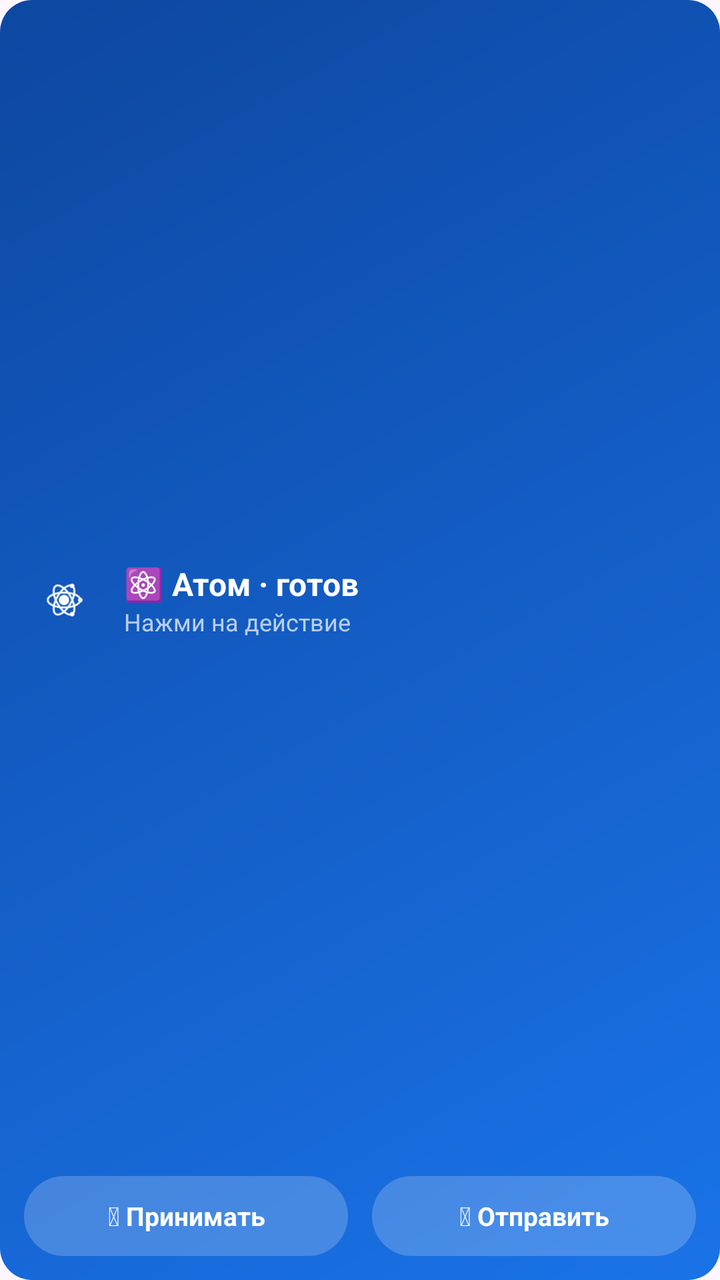
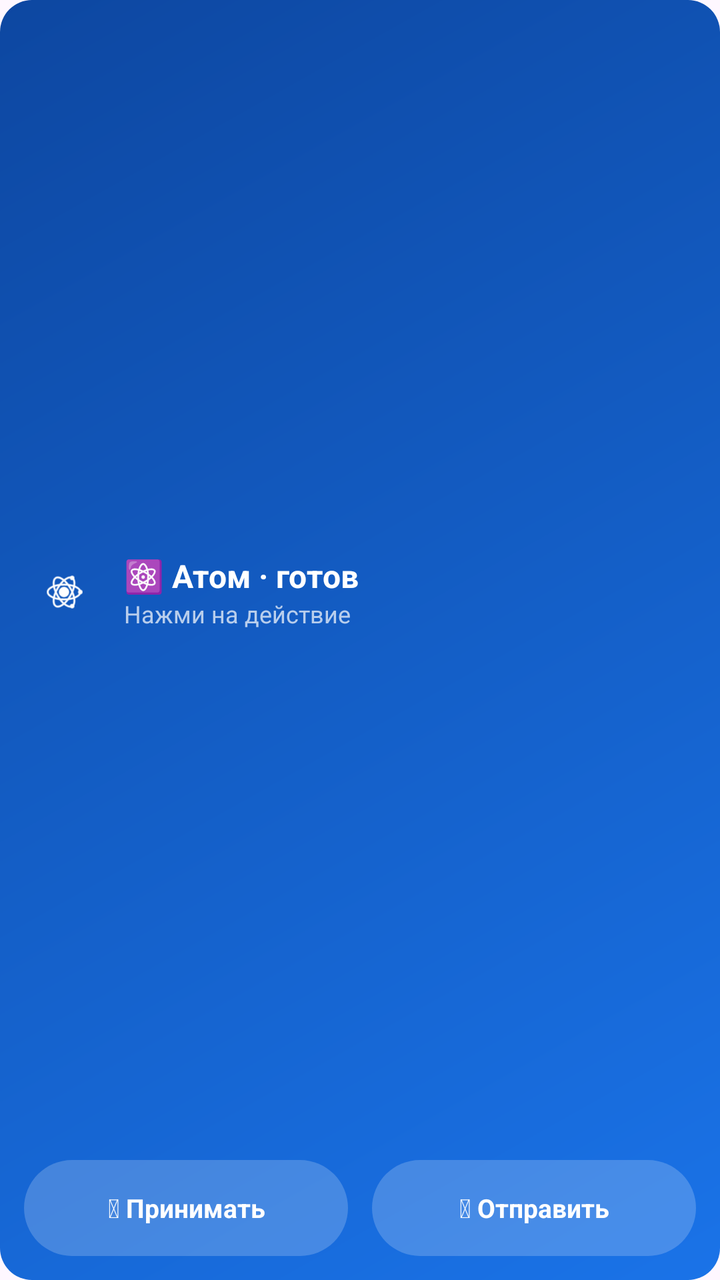

Compare the two renders of this Android layout. The source of the first and the diff that turns it into the second are given below.
<!-- AndroidManifest.xml: application theme Theme.Atom.Main -->
<!-- res/layout/widget_atom.xml -->
<?xml version="1.0" encoding="utf-8"?>
<LinearLayout xmlns:android="http://schemas.android.com/apk/res/android"
    android:id="@+id/widget_root"
    android:layout_width="match_parent"
    android:layout_height="match_parent"
    android:orientation="vertical"
    android:padding="12dp"
    android:background="@drawable/widget_bg">

    <LinearLayout
        android:id="@+id/top_row"
        android:layout_width="match_parent"
        android:layout_height="0dp"
        android:layout_weight="1"
        android:orientation="horizontal"
        android:gravity="center_vertical">

        <ImageView
            android:id="@+id/icon_atom"
            android:layout_width="40dp"
            android:layout_height="40dp"
            android:src="@drawable/ic_launcher_foreground"
            android:contentDescription="Atom" />

        <LinearLayout
            android:layout_width="0dp"
            android:layout_height="wrap_content"
            android:layout_weight="1"
            android:layout_marginStart="10dp"
            android:orientation="vertical">

            <TextView
                android:id="@+id/title"
                android:layout_width="match_parent"
                android:layout_height="wrap_content"
                android:text="&#x269B;&#xFE0F; Атом · готов"
                android:textColor="#FFFFFF"
                android:textSize="16sp"
                android:textStyle="bold"
                android:maxLines="1"
                android:ellipsize="end" />

            <TextView
                android:id="@+id/subtitle"
                android:layout_width="match_parent"
                android:layout_height="wrap_content"
                android:text="Нажми на действие"
                android:textColor="#B3FFFFFF"
                android:textSize="12sp"
                android:maxLines="1"
                android:ellipsize="end" />
        </LinearLayout>
    </LinearLayout>

    <ProgressBar
        android:id="@+id/progress"
        style="?android:attr/progressBarStyleHorizontal"
        android:layout_width="match_parent"
        android:layout_height="6dp"
        android:layout_marginTop="4dp"
        android:layout_marginBottom="4dp"
        android:max="100"
        android:progress="0"
        android:progressTint="#FFFFFF"
        android:progressBackgroundTint="#33FFFFFF"
        android:visibility="gone" />

    <LinearLayout
        android:layout_width="match_parent"
        android:layout_height="wrap_content"
        android:orientation="horizontal">

        <TextView
            android:id="@+id/btn_primary"
            android:layout_width="0dp"
            android:layout_height="40dp"
            android:layout_weight="1"
            android:layout_marginEnd="6dp"
            android:background="@drawable/widget_btn_bg"
            android:text="&#x1F4E5; Принимать"
            android:textColor="#FFFFFF"
            android:textSize="13sp"
            android:textStyle="bold"
            android:gravity="center"
            android:maxLines="1"
            android:ellipsize="end" />

        <TextView
            android:id="@+id/btn_secondary"
            android:layout_width="0dp"
            android:layout_height="40dp"
            android:layout_weight="1"
            android:layout_marginStart="6dp"
            android:background="@drawable/widget_btn_bg"
            android:text="&#x1F4E4; Отправить"
            android:textColor="#FFFFFF"
            android:textSize="13sp"
            android:textStyle="bold"
            android:gravity="center"
            android:maxLines="1"
            android:ellipsize="end" />
    </LinearLayout>
</LinearLayout>
<!-- resources referenced by this layout -->
<resources>
  <!-- drawable ic_launcher_foreground (drawable) -->
  <vector xmlns:android="http://schemas.android.com/apk/res/android"
      android:width="108dp" android:height="108dp"
      android:viewportWidth="108" android:viewportHeight="108">
  
      <path android:fillColor="#FFFFFF"
          android:pathData="M54,54 m-7,0 a7,7 0 1,0 14,0 a7,7 0 1,0 -14,0"/>
  
      <group android:pivotX="54" android:pivotY="54" android:rotation="0">
          <path android:strokeColor="#FFFFFF" android:strokeWidth="2.5"
              android:fillColor="@android:color/transparent"
              android:pathData="M54,54 m-22,0 a22,10 0 1,0 44,0 a22,10 0 1,0 -44,0"/>
      </group>
      <group android:pivotX="54" android:pivotY="54" android:rotation="60">
          <path android:strokeColor="#FFFFFF" android:strokeWidth="2.5"
              android:fillColor="@android:color/transparent"
              android:pathData="M54,54 m-22,0 a22,10 0 1,0 44,0 a22,10 0 1,0 -44,0"/>
      </group>
      <group android:pivotX="54" android:pivotY="54" android:rotation="-60">
          <path android:strokeColor="#FFFFFF" android:strokeWidth="2.5"
              android:fillColor="@android:color/transparent"
              android:pathData="M54,54 m-22,0 a22,10 0 1,0 44,0 a22,10 0 1,0 -44,0"/>
      </group>
  
      <path android:fillColor="#FFFFFF"
          android:pathData="M76,54 m-3,0 a3,3 0 1,0 6,0 a3,3 0 1,0 -6,0"/>
      <path android:fillColor="#FFFFFF"
          android:pathData="M65,73 m-3,0 a3,3 0 1,0 6,0 a3,3 0 1,0 -6,0"/>
      <path android:fillColor="#FFFFFF"
          android:pathData="M65,35 m-3,0 a3,3 0 1,0 6,0 a3,3 0 1,0 -6,0"/>
  </vector>
  <!-- drawable widget_bg (drawable) -->
  <?xml version="1.0" encoding="utf-8"?>
  <shape xmlns:android="http://schemas.android.com/apk/res/android" android:shape="rectangle">
      <gradient android:startColor="#1A73E8" android:endColor="#0D47A1" android:angle="135" />
      <corners android:radius="16dp" />
  </shape>
  <!-- drawable widget_btn_bg (drawable) -->
  <?xml version="1.0" encoding="utf-8"?>
  <shape xmlns:android="http://schemas.android.com/apk/res/android" android:shape="rectangle">
      <solid android:color="#33FFFFFF" />
      <corners android:radius="24dp" />
  </shape>
  <style name="Theme.Atom.Main" parent="Theme.Material3.DayNight.NoActionBar">
          <item name="android:statusBarColor">?attr/colorSurface</item>
          <item name="android:windowLightStatusBar" tools:targetApi="m">true</item>
      </style>
</resources>

<!-- the commit's change to res/layout/widget_atom.xml (unified diff, before → after) -->
@@ -56,7 +56,7 @@
         android:id="@+id/progress"
         style="?android:attr/progressBarStyleHorizontal"
         android:layout_width="match_parent"
-        android:layout_height="6dp"
+        android:layout_height="12dp"
         android:layout_marginTop="4dp"
         android:layout_marginBottom="4dp"
         android:max="100"
@@ -73,7 +73,7 @@
         <TextView
             android:id="@+id/btn_primary"
             android:layout_width="0dp"
-            android:layout_height="40dp"
+            android:layout_height="48dp"
             android:layout_weight="1"
             android:layout_marginEnd="6dp"
             android:background="@drawable/widget_btn_bg"
@@ -88,7 +88,7 @@
         <TextView
             android:id="@+id/btn_secondary"
             android:layout_width="0dp"
-            android:layout_height="40dp"
+            android:layout_height="48dp"
             android:layout_weight="1"
             android:layout_marginStart="6dp"
             android:background="@drawable/widget_btn_bg"
